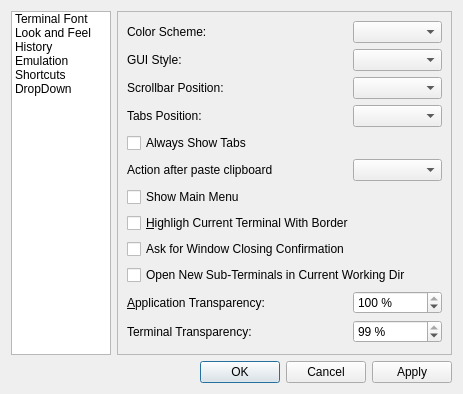
Qt form src/forms/preferencesdialog.ui (trollixx/quickterminal) before a commit.
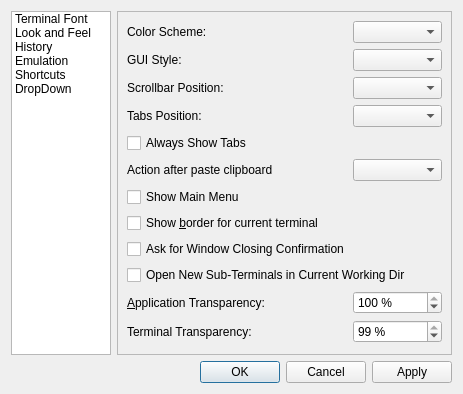
The same form after that commit. The open tabs and pages were chosen to show the change.

Commit message:
Rephrase parameter name for displaying border around current terminal
Fixes qterminal/qterminal#65

The edit to the form file:
```diff
--- a/src/forms/preferencesdialog.ui
+++ b/src/forms/preferencesdialog.ui
@@ -267,7 +267,7 @@
        <item row="7" column="0" colspan="3">
         <widget class="QCheckBox" name="highlightCurrentCheckBox">
          <property name="text">
-          <string>&amp;Highligh Current Terminal With Border</string>
+          <string>Show &amp;border for current terminal</string>
          </property>
         </widget>
        </item>
```
